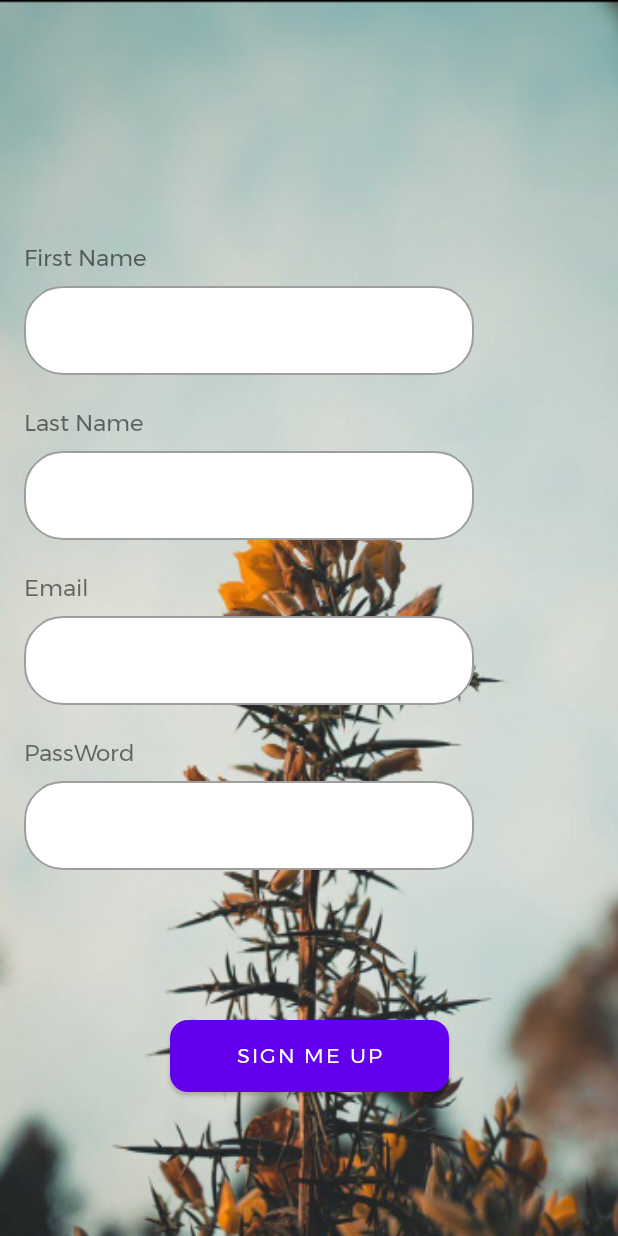
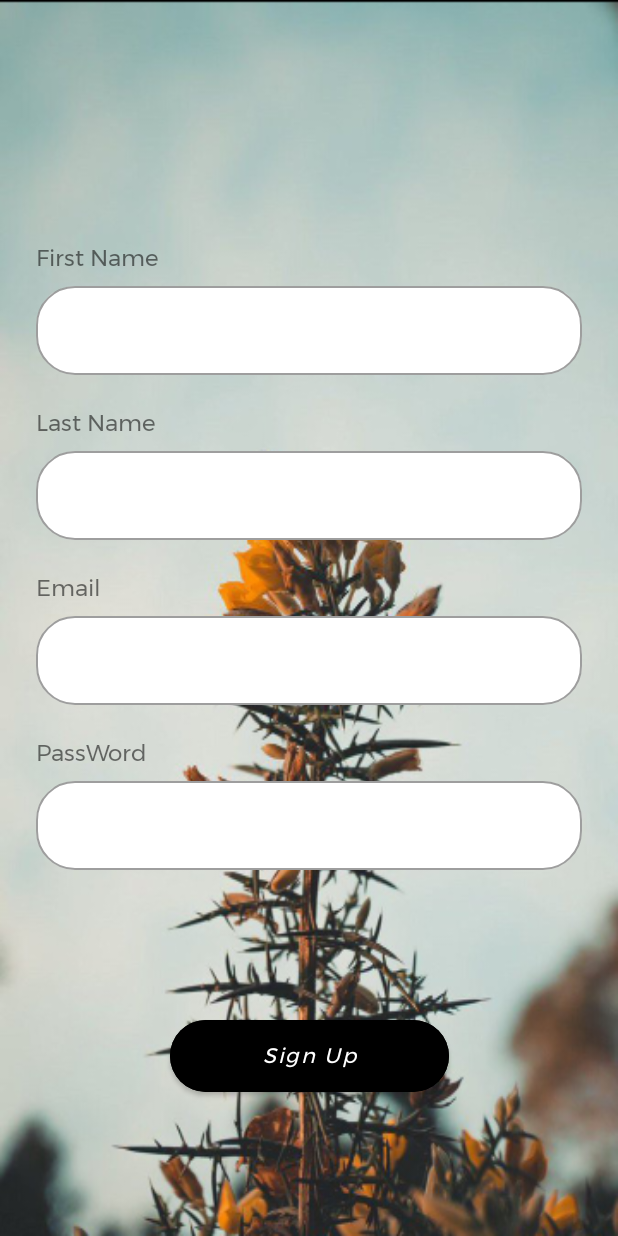
Before and after one commit to sobuur0/HotelApp, an Android app: the DialogSignUp screen opened directly, with no data from a screen before it, on a phone screen of 412 x 824 dp. Run offline under Robolectric (Android 15) with nearby library versions, the phone set to English and light mode, and no system bars; pictures from the network do not load.

Commit message:
more changes with material design

```diff
--- a/app/src/main/res/layout/activity_dialog_sign_up.xml
+++ b/app/src/main/res/layout/activity_dialog_sign_up.xml
@@ -25,7 +25,7 @@
                 android:layout_marginTop="72dp"
                 android:gravity="center"
                 android:text="@string/signUp_here"
-                android:textAllCaps="true"
+                android:textAllCaps="false"
                 android:textSize="20sp"
                 android:textColor="@color/colorBlack"
                 android:textStyle="bold"
@@ -36,9 +36,10 @@
             <com.google.android.material.textfield.TextInputLayout
                 style="@style/AllTextInputs"
                 android:id="@+id/editText"
-                android:layout_width="300dp"
+                android:layout_width="match_parent"
                 android:layout_height="wrap_content"
-                android:layout_marginStart="16dp"
+                android:layout_marginStart="24dp"
+                android:layout_marginEnd="24dp"
                 android:layout_marginTop="2dp"
                 app:layout_constraintStart_toStartOf="parent"
                 app:layout_constraintTop_toBottomOf="@id/textView3">
@@ -56,7 +57,7 @@
                 android:id="@+id/textView3"
                 android:layout_width="90dp"
                 android:layout_height="wrap_content"
-                android:layout_marginStart="16dp"
+                android:layout_marginStart="24dp"
                 android:layout_marginTop="160dp"
                 android:text="First Name"
                 android:textSize="15sp"
@@ -67,7 +68,7 @@
                 android:id="@+id/textView5"
                 android:layout_width="90dp"
                 android:layout_height="wrap_content"
-                android:layout_marginStart="16dp"
+                android:layout_marginStart="24dp"
                 android:layout_marginTop="20dp"
                 android:text="@string/last_name"
                 android:textSize="15sp"
@@ -77,10 +78,11 @@
             <com.google.android.material.textfield.TextInputLayout
                 style="@style/AllTextInputs"
                 android:id="@+id/editText2"
-                android:layout_width="300dp"
+                android:layout_width="match_parent"
                 android:layout_height="wrap_content"
-                android:layout_marginStart="16dp"
+                android:layout_marginStart="24dp"
                 android:layout_marginTop="2dp"
+                android:layout_marginEnd="24dp"
                 app:layout_constraintStart_toStartOf="parent"
                 app:layout_constraintTop_toBottomOf="@id/textView5">
 
@@ -97,7 +99,7 @@
                 android:id="@+id/textView7"
                 android:layout_width="wrap_content"
                 android:layout_height="wrap_content"
-                android:layout_marginStart="16dp"
+                android:layout_marginStart="24dp"
                 android:layout_marginTop="20dp"
                 android:textSize="15sp"
                 android:text="Email"
@@ -107,10 +109,11 @@
             <com.google.android.material.textfield.TextInputLayout
                 style="@style/AllTextInputs"
                 android:id="@+id/edtEmail"
-                android:layout_width="300dp"
+                android:layout_width="match_parent"
                 android:layout_height="wrap_content"
-                android:layout_marginStart="16dp"
+                android:layout_marginStart="24dp"
                 android:layout_marginTop="2dp"
+                android:layout_marginEnd="24dp"
                 app:layout_constraintStart_toStartOf="parent"
                 app:layout_constraintTop_toBottomOf="@id/textView7">
 
@@ -127,7 +130,7 @@
                 android:id="@+id/textView8"
                 android:layout_width="wrap_content"
                 android:layout_height="wrap_content"
-                android:layout_marginStart="16dp"
+                android:layout_marginStart="24dp"
                 android:layout_marginTop="20dp"
                 android:textSize="15sp"
                 android:text="PassWord"
@@ -137,10 +140,11 @@
             <com.google.android.material.textfield.TextInputLayout
                 style="@style/AllTextInputs"
                 android:id="@+id/editText4"
-                android:layout_width="300dp"
+                android:layout_width="match_parent"
                 android:layout_height="wrap_content"
-                android:layout_marginStart="16dp"
+                android:layout_marginStart="24dp"
                 android:layout_marginTop="2dp"
+                android:layout_marginEnd="24dp"
                 app:layout_constraintStart_toStartOf="parent"
                 app:layout_constraintTop_toBottomOf="@id/textView8">
 
@@ -163,8 +167,11 @@
                 app:layout_constraintEnd_toEndOf="parent"
                 app:layout_constraintStart_toStartOf="parent"
                 app:layout_constraintTop_toBottomOf="@+id/editText4"
-                android:text="Sign Me Up"
-                app:cornerRadius="12dp"/>
+                android:backgroundTint="@color/colorBlack"
+                android:text="Sign Up"
+                android:textStyle="italic"
+                android:textAllCaps="false"
+                app:cornerRadius="24dp"/>
 
         </androidx.constraintlayout.widget.ConstraintLayout>
 
--- a/app/src/main/res/values/styles.xml
+++ b/app/src/main/res/values/styles.xml
@@ -17,9 +17,4 @@
         <item name="boxCornerRadiusTopEnd">26dp</item>
     </style>
 
-    <style name="AllButtons" parent="Widget.MaterialComponents.ExtendedFloatingActionButton.Icon">
-        <item name="boxBackgroundColor">@color/colorBlue</item>
-        <item name="boxCornerRadiusTopEnd">24dp</item>
-    </style>
-
 </resources>
```
Also changed, not shown: app/src/main/res/layout/activity_sign_in.xml (+8 -7 lines).
